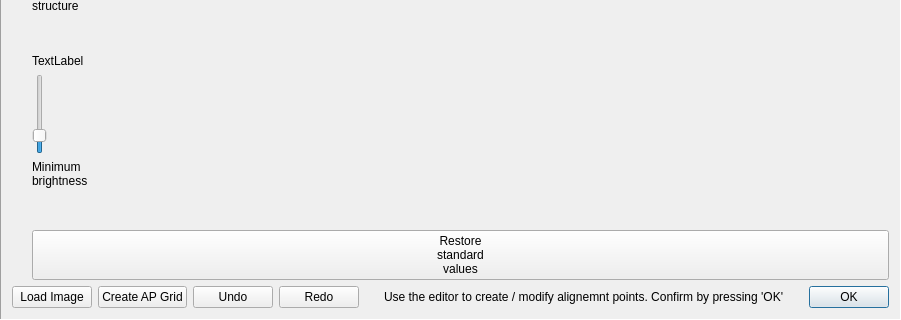
First picture: the form in Source/alignment_point_editor_gui.ui, repository Rolf-Hempel/PlanetarySystemStacker, before the edit; both pictures show x 0 to 901 and y 309 to 629 of the 901 by 629 pixel window.
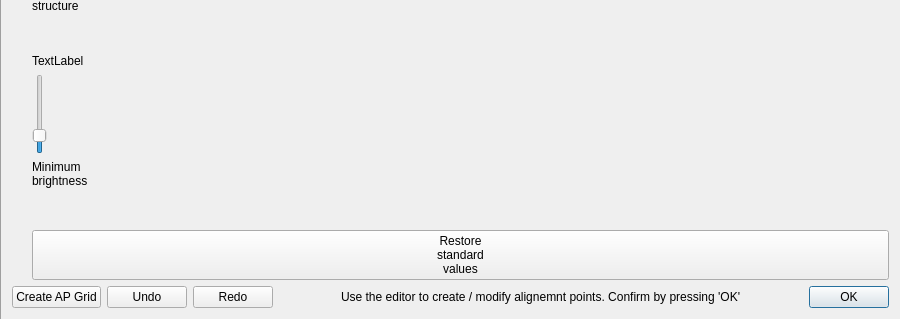
Second picture: the form after the edit.

Diff of the .ui file:
```diff
--- a/Source/alignment_point_editor_gui.ui
+++ b/Source/alignment_point_editor_gui.ui
@@ -283,16 +283,6 @@
    </item>
    <item>
     <layout class="QHBoxLayout" name="horizontalLayout">
-     <item>
-      <widget class="QPushButton" name="btnLoad">
-       <property name="toolTip">
-        <string>Load the average frame as background for alignment point editing.</string>
-       </property>
-       <property name="text">
-        <string>Load Image</string>
-       </property>
-      </widget>
-     </item>
      <item>
       <widget class="QPushButton" name="btnApGrid">
        <property name="toolTip">
```
Left out of the diff: 2 changed lines with no effect on the pictures.
